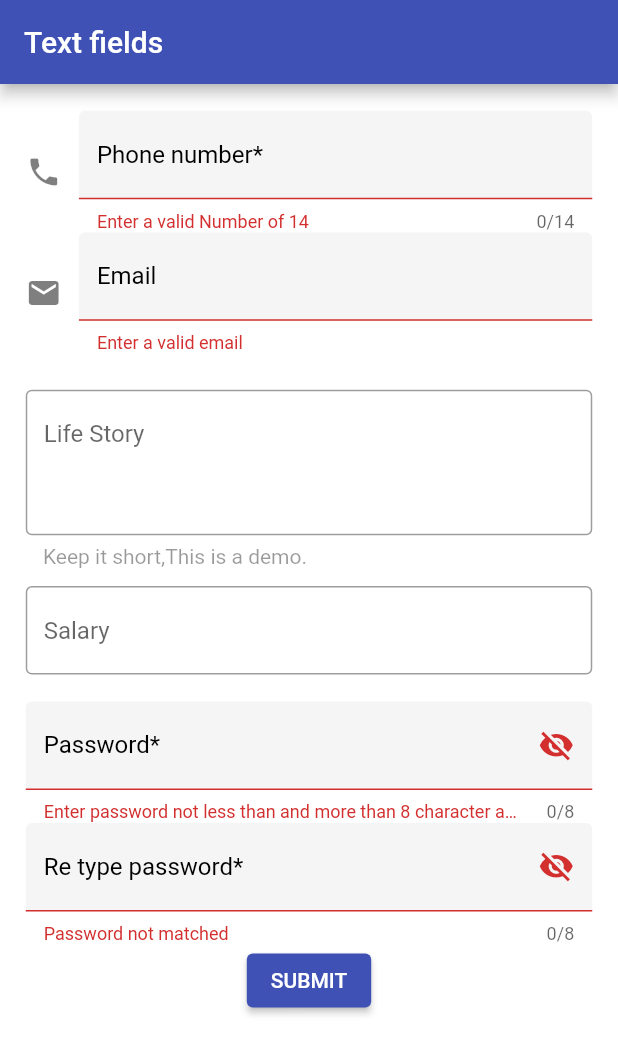
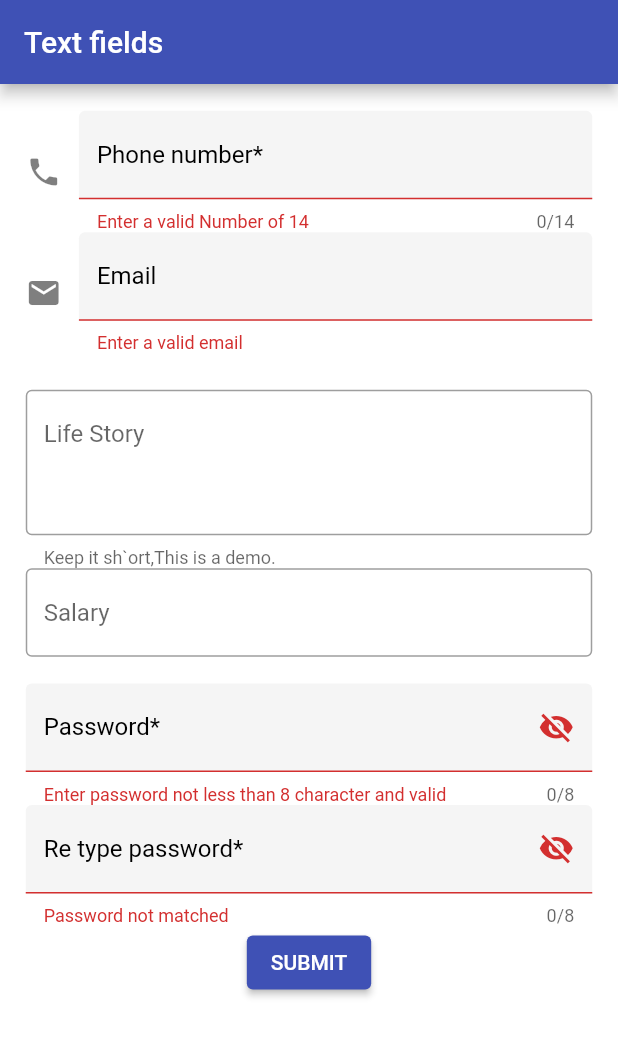
Before and after one commit to Yami-G/AMIT-Project, a Flutter app: the screen it shows after launch, after a tap on "SUBMIT", on a phone screen of 412 x 824 dp. Shown: the top 1054 px of the screen. Run offline on Flutter 3.47's test engine with Material 2 defaults, Android fonts, the phone set to English and light mode, and no system bars; our stand-ins replace custom_navigation_bar, flutter_screenutil, font_awesome_flutter.

```diff
--- a/lib/Screen/sign_up_screen.dart
+++ b/lib/Screen/sign_up_screen.dart
@@ -4,6 +4,7 @@ import 'package:flutter_screenutil/flutter_screenutil.dart';
 import '../Service/validation_class.dart';
 import '../widgets/validation_row.dart';
 import 'home_screen.dart';
+import 'navigation_bar_screen.dart';
 
 class SignUpScreen extends StatefulWidget {
   SignUpScreen({Key? key}) : super(key: key);
@@ -135,16 +136,7 @@ class _SignUpScreenState extends State<SignUpScreen> {
                   hintText: 'Life Story',
                   border: const OutlineInputBorder(),
                   color: Colors.white,
-                ),
-                Padding(
-                  padding: EdgeInsets.only(left: 10.w, top: 5.h, bottom: 10.h),
-                  child: Align(
-                    alignment: Alignment.centerLeft,
-                    child: Text(
-                      'Keep it short,This is a demo.',
-                      style: TextStyle(color: Colors.black.withOpacity(0.4)),
-                    ),
-                  ),
+                  helperText: 'Keep it sh`ort,This is a demo.',
                 ),
                 ValidationRow(
                   maxLine: 1,
@@ -178,7 +170,7 @@ class _SignUpScreenState extends State<SignUpScreen> {
                           _password = v;
                           return null;
                         } else {
-                          return 'Enter password not less than and more than 8 character and valid';
+                          return 'Enter password not less than 8 character and valid';
                         }
                       },
                       onSave: (v) => _password = v!,
@@ -210,7 +202,7 @@ class _SignUpScreenState extends State<SignUpScreen> {
                   onPressed: () {
                     if (formKey.currentState!.validate()) {
                       Navigator.of(context).pushAndRemoveUntil(
-                        MaterialPageRoute(builder: (context) => HomePage()),
+                        MaterialPageRoute(builder: (context) => NavigatorScreen()),
                         (route) => false,
                       );
                     }
--- a/lib/widgets/validation_row.dart
+++ b/lib/widgets/validation_row.dart
@@ -19,6 +19,7 @@ class ValidationRow extends StatelessWidget {
   Function(String?)? onSave;
   String? hintText;
   String? labelText;
+  String? helperText;
 
   ValidationRow({
     super.key,
@@ -40,6 +41,7 @@ class ValidationRow extends StatelessWidget {
     this.onSave,
     this.hintText,
     this.labelText,
+    this.helperText,
   });
 
   @override
@@ -69,6 +71,7 @@ class ValidationRow extends StatelessWidget {
                 fillColor: Colors.grey.withOpacity(0.1),
                 hintText: hintText,
                 labelText: labelText,
+                helperText: helperText,
                 labelStyle: const TextStyle(
                   color: Colors.black,
                 ),
```
Also changed, not shown: lib/Screen/2nd_screen.dart (added, +12 -0 lines), lib/Screen/navigation_bar_screen.dart (added, +41 -0 lines), pubspec.yaml (+8 -5 lines), pubspec.lock.
